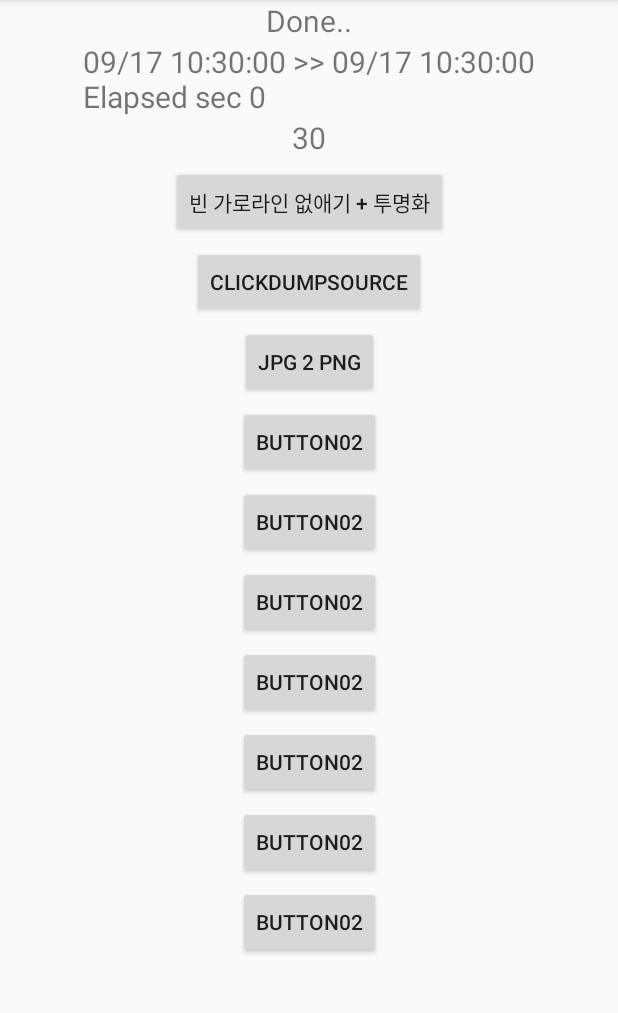
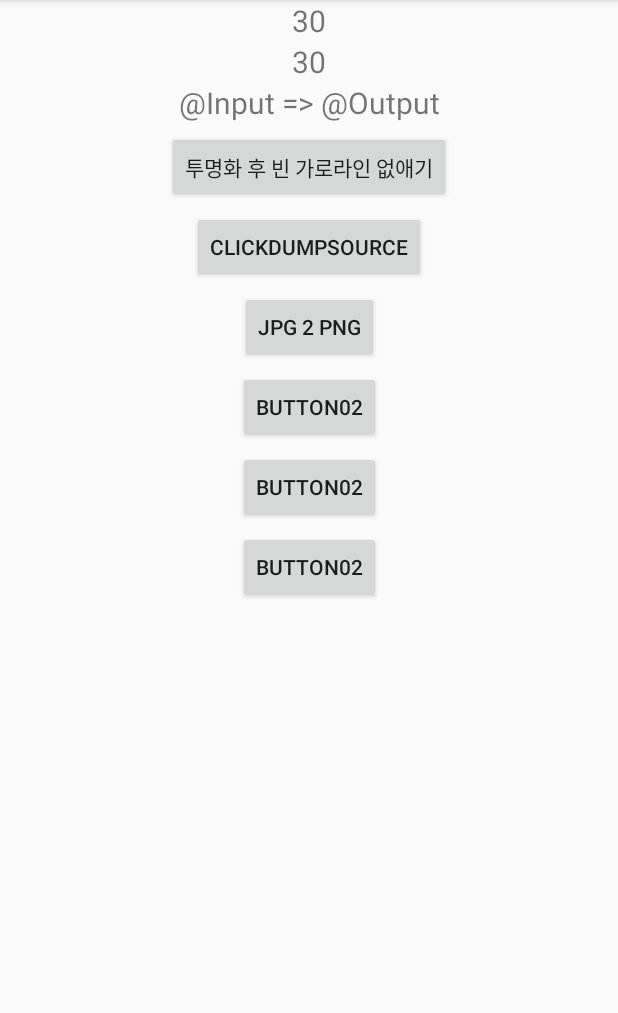
Before and after one commit to riopapa/sqeezePNG, an Android app: the MainActivity screen opened directly, with no data from a screen before it, on a phone screen of 412 x 824 dp, the part 84-1097 px from its top. Run offline under Robolectric (Android 15) with nearby library versions, the phone set to English and light mode, and no system bars.

Commit message:
initial version

```diff
--- a/app/src/main/java/com/urrecliner/andriod/squeezepng/MainActivity.java
+++ b/app/src/main/java/com/urrecliner/andriod/squeezepng/MainActivity.java
@@ -11,9 +11,6 @@ import android.widget.Button;
 import android.widget.TextView;
 
 import java.io.File;
-import java.text.SimpleDateFormat;
-import java.util.Date;
-import java.util.Locale;
 
 import static com.urrecliner.andriod.squeezepng.Vars.currActivity;
 import static com.urrecliner.andriod.squeezepng.Vars.mainContext;
@@ -30,18 +27,20 @@ public class MainActivity extends AppCompatActivity {
     protected void onCreate(Bundle savedInstanceState) {
         super.onCreate(savedInstanceState);
         setContentView(R.layout.activity_main);
-        sourceFolder = new File(Environment.getExternalStorageDirectory(), "@hymngasa");
-//        sourceFolder = new File(Environment.getExternalStorageDirectory(), "@Input");
-        targetFolder = new File(Environment.getExternalStorageDirectory(), "myHolyBible/hymn_png");
+//        sourceFolder = new File(Environment.getExternalStorageDirectory(), "@hymngasa");
+        sourceFolder = new File(Environment.getExternalStorageDirectory(), "@Input");
+//        targetFolder = new File(Environment.getExternalStorageDirectory(), "myHolyBible/hymn_png");
+        targetFolder = new File(Environment.getExternalStorageDirectory(), "@Output");
         utils = new Utils();
         currActivity = this;
         mainContext = this;
         tVNowFile = findViewById(R.id.text1);
         tVText2 = findViewById(R.id.text2);
         tVText3 = findViewById(R.id.text3);
+        tVText3.setText(sourceFolder.getName()+" => "+targetFolder.getName());
 
         Button btn00 = findViewById(R.id.button00);
-        btn00.setText("빈 가로라인 없애기 + 투명화");
+        btn00.setText("투명화 후 빈 가로라인 없애기");
         btn00.setOnClickListener(new Button.OnClickListener() {
             @Override
             public void onClick(View view) {
@@ -68,13 +67,13 @@ public class MainActivity extends AppCompatActivity {
                 clickDumpSource();
             }
         });
-        final SimpleDateFormat timeLogFormat = new SimpleDateFormat("MM/dd HH:mm:ss", Locale.ENGLISH);
-        String s = timeLogFormat.format(new Date());
-        long timel = System.currentTimeMillis();
-        clickButton00();
+//        final SimpleDateFormat timeLogFormat = new SimpleDateFormat("MM/dd HH:mm:ss", Locale.ENGLISH);
+//        String s = timeLogFormat.format(new Date());
+//        long timel = System.currentTimeMillis();
+////        clickButton00();
 //        clickDumpSource();
-        s += " >> "+timeLogFormat.format(new Date())+ "\nElapsed sec "+(System.currentTimeMillis()-timel)/60000;
-        tVText2.setText(s);
+//        s += " >> "+timeLogFormat.format(new Date())+ "\nElapsed sec "+(System.currentTimeMillis()-timel)/60000;
+//        tVText2.setText(s);
     }
 
     private void clickButton00() {
@@ -162,18 +161,21 @@ public class MainActivity extends AppCompatActivity {
         int outYp = 0;
         int yStart = -1;
         Bitmap outMap = inpMap.copy(Bitmap.Config.ARGB_8888, true);
-
-        for (int yp = 130; yp < ySize; yp++) {
+        tVText2.setText(tVText2.getText().toString()+" "+nowName);
+        for (int yp = 110; yp < ySize; yp++) {
+            // 110 start : 241, 311
             StringBuilder oneLine = new StringBuilder();
             for (int xp = 0; xp < xSize; xp++) {
                 int nowColor = inpMap.getPixel(xp, yp);
                 switch (nowColor) {
+
                     case 0xFFFFEFEF:
                     case 0xFFFFDFDF:
                     case 0xFFFFD8D8:
                     case 0xFFFFD7D7:
                     case 0xFFFFCFCF:
                     case 0xFFFFBFBF:
+                    case 0xFFFFBEBE:
                     case 0xFFFFBDBD:
                     case 0xFFFFBCBC:
                     case 0xFFFFAFAF:
@@ -195,11 +197,14 @@ public class MainActivity extends AppCompatActivity {
                     case 0xFFFF7070:
                     case 0xFFFF6060:
                     case 0xFFFF5050:
+                    case 0xFFFF4444:
                     case 0xFFFF4343:
                     case 0xFFFF4242:
+                    case 0xFFFF4141:
                     case 0xFFFF4040:
                     case 0xFFFF3E3E:
                     case 0xFFFF3030:
+                    case 0xFFFF2A2A:
                     case 0xFFFF2929:
                     case 0xFFFF2828:
                     case 0xFFFF2727:
@@ -211,8 +216,11 @@ public class MainActivity extends AppCompatActivity {
                     case 0xFFFF0101:
                     case 0xFFFF0000:
                     case 0xFFFE2727:
+                    case 0xFFFE2020:
+                    case 0xFFFE1010:
                     case 0xFFFE0E0E:
                     case 0xFFFE0707:
+                    case 0xFFFE0000:
                     case 0xFFFD1616:
                     case 0xFFFD0A0A:
                     case 0xFFFC0D0D:
@@ -295,6 +303,7 @@ public class MainActivity extends AppCompatActivity {
                     case 0xFF777777:
                     case 0xFF686868:
 
+
                         if (yStart == -1) {
 //                            utils.appendText("yp "+yp+" xp "+xp+" "+String.format("#%08X",nowColor));
                             yStart = yp;
@@ -344,57 +353,6 @@ public class MainActivity extends AppCompatActivity {
         return outMap;
     }
 
-    private int getTgtY(Bitmap inpMap, int xSize, int ySize, int tgtY, int dupBar) {
-        Bitmap outMap = inpMap.copy(Bitmap.Config.ARGB_8888, true);
-        for (int yp = 0; yp < ySize; yp++) {
-            int barX = 0;
-            int nonZero = 0;
-            boolean barBar = true;
-//                        Log.w("y", "" + yp);
-            StringBuilder oneLine = new StringBuilder();
-            for (int xp = 0; xp < xSize; xp++) {
-                int nowColor = inpMap.getPixel(xp, yp);
-                outMap.setPixel(xp, tgtY, nowColor);
-
-                if (nowColor != 0) {
-                    nonZero++;
-                    if (barX == 0) {
-                        barX = xp;
-//                                    Log.w("barX line " + yp, " " + barX);
-                    }
-//                                int redValue = Color.red(nowColor);
-//                                oneLine.append(String.format("#%02X", redValue));
-//                                int blueValue = Color.blue(nowColor);
-//                                oneLine.append(String.format("#%02X", blueValue));
-//                                int greenValue = Color.green(nowColor);
-//                                oneLine.append(String.format("#%02X", greenValue));
-//                                oneLine.append(" ");
-                    if (xp > 25)
-                        barBar = false;
-                } else {
-//                                oneLine.append("0 ");
-//                                if (barX != 0) {
-//                                    if (nowColor != colorSave) {
-//                                        colorChanged++;
-//                                        colorSave = nowColor;
-//                                    }
-//                                }
-                }
-            }
-            if (!barBar) {
-                dupBar = 0;
-                tgtY++;
-            }
-            else {
-                if (dupBar == 0)
-                    tgtY++;
-                dupBar++;
-//                            Log.w("delete "+yp," line");
-            }
-        }
-        return tgtY;
-    }
-
 }
 //                                if (redValue == 255) {
 //                                        tgtMap.setPixel(xp, tgtY, Color.TRANSPARENT);
--- a/app/src/main/res/layout/activity_main.xml
+++ b/app/src/main/res/layout/activity_main.xml
@@ -87,7 +87,7 @@
         android:layout_height="wrap_content" />
 
     <Button
-        android:id="@+id/button05"
+        android:id="@+id/button09"
         android:text="button02"
         app:layout_constraintTop_toBottomOf="@id/button04"
         app:layout_constraintLeft_toLeftOf="parent"
@@ -96,45 +96,5 @@
         android:layout_width="wrap_content"
         android:layout_height="wrap_content" />
 
-    <Button
-        android:id="@+id/button06"
-        android:text="button02"
-        app:layout_constraintTop_toBottomOf="@id/button05"
-        app:layout_constraintLeft_toLeftOf="parent"
-        app:layout_constraintRight_toRightOf="parent"
-        android:layout_margin="5dp"
-        android:layout_width="wrap_content"
-        android:layout_height="wrap_content" />
-
-    <Button
-        android:id="@+id/button07"
-        android:text="button02"
-        app:layout_constraintTop_toBottomOf="@id/button06"
-        app:layout_constraintLeft_toLeftOf="parent"
-        app:layout_constraintRight_toRightOf="parent"
-        android:layout_margin="5dp"
-        android:layout_width="wrap_content"
-        android:layout_height="wrap_content" />
-
-    <Button
-        android:id="@+id/button08"
-        android:text="button02"
-        app:layout_constraintTop_toBottomOf="@id/button07"
-        app:layout_constraintLeft_toLeftOf="parent"
-        app:layout_constraintRight_toRightOf="parent"
-        android:layout_margin="5dp"
-        android:layout_width="wrap_content"
-        android:layout_height="wrap_content" />
-
-    <Button
-        android:id="@+id/button09"
-        android:text="button02"
-        app:layout_constraintTop_toBottomOf="@id/button08"
-        app:layout_constraintLeft_toLeftOf="parent"
-        app:layout_constraintRight_toRightOf="parent"
-        android:layout_margin="5dp"
-        android:layout_width="wrap_content"
-        android:layout_height="wrap_content" />
-
 
 </android.support.constraint.ConstraintLayout>
```
